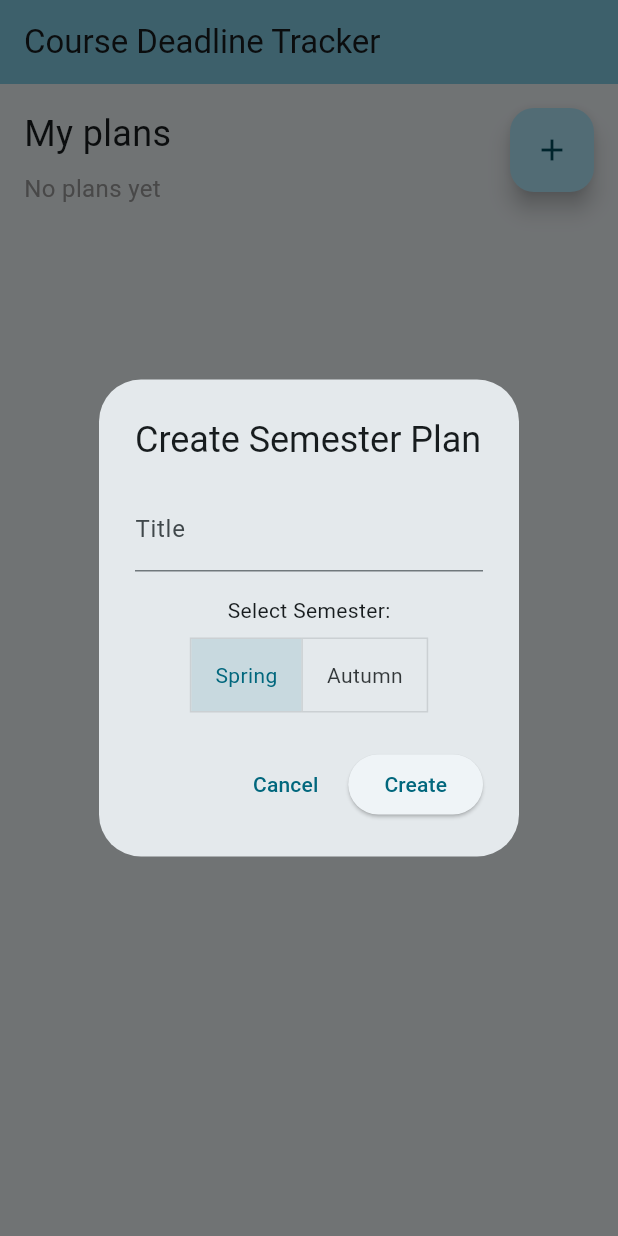
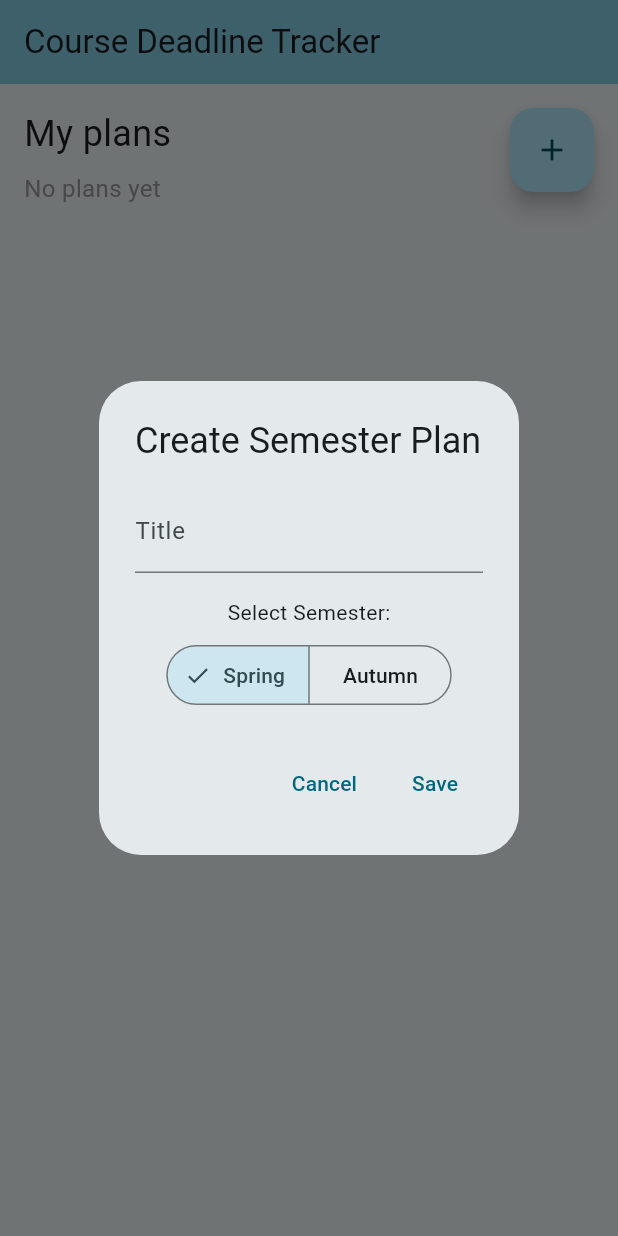
Before and after one commit to aarneaaltonen/course_deadline_tracker, a Flutter app: the screen it shows after launch, after a tap on the "add" icon, on a phone screen of 412 x 824 dp. Run offline on Flutter 3.47's test engine with Material 3 defaults, Android fonts, the phone set to English and light mode, and no system bars; drawn by our look-alikes of flutter_form_builder; our stand-ins replace flutter_dotenv, form_builder_validators, get, hive_ce_flutter; accounts and stored records are empty.

Commit message:
feat: user can change calendar scale factor

```diff
--- /dev/null
+++ b/lib/controllers/scale_factor_controller.dart
@@ -0,0 +1,28 @@
+import 'package:get/get.dart';
+import 'package:hive_ce_flutter/hive_flutter.dart';
+
+class ScaleFactorController {
+  final storage = Hive.box('storage');
+
+  RxInt scaleFactor = 8.obs;
+
+  ScaleFactorController() {
+    if (storage.get('scaleFactor') == null) {
+      storage.put('scaleFactor', 8);
+    }
+    scaleFactor.value = storage.get('scaleFactor') as int;
+  }
+
+  void _save() {
+    storage.put('scaleFactor', scaleFactor.value);
+  }
+
+  void setScaleFactor(int value) {
+    scaleFactor.value = value;
+  }
+
+  void setAndSaveScaleFactor(int value) {
+    setScaleFactor(value);
+    _save();
+  }
+}
--- a/lib/main.dart
+++ b/lib/main.dart
@@ -1,6 +1,7 @@
 import 'dart:ui';
 
 import 'package:aalto_course_tracker/controllers/courses_controller.dart';
+import 'package:aalto_course_tracker/controllers/scale_factor_controller.dart';
 import 'package:aalto_course_tracker/controllers/semester_plan_controller.dart';
 import 'package:flutter/material.dart';
 import 'package:flutter_dotenv/flutter_dotenv.dart';
@@ -14,6 +15,7 @@ Future<void> main() async {
   await Hive.initFlutter();
   await Hive.openBox('storage');
   await dotenv.load(fileName: ".env");
+  Get.put<ScaleFactorController>(ScaleFactorController());
   Get.put<DeadlineController>(DeadlineController());
   Get.put<CourseController>(CourseController());
   Get.put<SemesterPlanController>(SemesterPlanController());
@@ -35,7 +37,9 @@ class MyApp extends StatelessWidget {
             seedColor: const Color.fromARGB(255, 58, 156, 183)),
         useMaterial3: true,
       ),
-      darkTheme: ThemeData.dark(),
+      darkTheme: ThemeData.dark(
+        useMaterial3: true,
+      ),
       // themeMode: ThemeMode.dark,
       initialRoute: '/',
       getPages: [
--- a/lib/widgets/add_semester_plan_button.dart
+++ b/lib/widgets/add_semester_plan_button.dart
@@ -5,12 +5,14 @@ import 'package:flutter_form_builder/flutter_form_builder.dart';
 import '../controllers/semester_plan_controller.dart';
 
 class AddSemesterPlanButton extends StatelessWidget {
+  AddSemesterPlanButton({Key? key}) : super(key: key);
+
   static final _formKey = GlobalKey<FormBuilderState>();
-  final planController = Get.find<SemesterPlanController>();
+  final SemesterPlanController planController =
+      Get.find<SemesterPlanController>();
 
   @override
   Widget build(BuildContext context) {
-    //dont think wee need to inverse control here, form state controller used only here
     final SemesterPlanFormController controller =
         Get.put(SemesterPlanFormController());
 
@@ -20,7 +22,7 @@ class AddSemesterPlanButton extends StatelessWidget {
           context: context,
           builder: (BuildContext context) {
             return AlertDialog(
-              title: Text('Create Semester Plan'),
+              title: const Text('Create Semester Plan'),
               content: SingleChildScrollView(
                 child: FormBuilder(
                   key: _formKey,
@@ -28,65 +30,59 @@ class AddSemesterPlanButton extends StatelessWidget {
                     children: [
                       FormBuilderTextField(
                         name: 'title',
-                        decoration: InputDecoration(
+                        decoration: const InputDecoration(
                           labelText: 'Title',
                         ),
-                        autovalidateMode: AutovalidateMode.always,
+                        autovalidateMode: AutovalidateMode.onUserInteraction,
                         validator: FormBuilderValidators.compose([
                           FormBuilderValidators.required(),
                         ]),
                       ),
-                      SizedBox(height: 16.0),
-                      Text('Select Semester:'),
-                      SizedBox(height: 8.0),
-                      FormBuilderField(
-                        name: 'semester',
-                        initialValue: controller.isSelected.indexOf(true),
-                        builder: (FormFieldState<int> field) {
-                          return Obx(() => ToggleButtons(
-                                isSelected: controller.isSelected,
-                                onPressed: (int index) {
-                                  controller.toggleSelection(index);
-                                  field.didChange(index);
-                                },
-                                children: <Widget>[
-                                  Padding(
-                                    padding: const EdgeInsets.symmetric(
-                                        horizontal: 16.0),
-                                    child: Text('Spring'),
-                                  ),
-                                  Padding(
-                                    padding: const EdgeInsets.symmetric(
-                                        horizontal: 16.0),
-                                    child: Text('Autumn'),
-                                  ),
-                                ],
-                              ));
-                        },
-                      ),
+                      const SizedBox(height: 16.0),
+                      const Text('Select Semester:'),
+                      const SizedBox(height: 8.0),
+                      Obx(() => SegmentedButton<int>(
+                            segments: const <ButtonSegment<int>>[
+                              ButtonSegment(
+                                value: 0,
+                                label: Text('Spring'),
+                              ),
+                              ButtonSegment(
+                                value: 1,
+                                label: Text('Autumn'),
+                              ),
+                            ],
+                            selected: {controller.isSelected.indexOf(true)},
+                            onSelectionChanged: (Set<int> newSelection) {
+                              if (newSelection.isNotEmpty) {
+                                controller.toggleSelection(newSelection.first);
+                              }
+                            },
+                          )),
                     ],
                   ),
                 ),
               ),
               actions: <Widget>[
                 TextButton(
-                  child: Text('Cancel'),
+                  child: const Text('Cancel'),
                   onPressed: () {
                     Navigator.of(context).pop();
                   },
                 ),
-                ElevatedButton(
-                  child: Text('Create'),
+                TextButton(
+                  child: const Text('Save'),
                   onPressed: () {
                     if (_formKey.currentState?.saveAndValidate() ?? false) {
-                      planController.addPlan(
-                        _formKey.currentState?.fields['title']?.value,
-                        controller.isSelected.indexOf(true) == 0
-                            ? 'Spring'
-                            : 'Autumn',
-                      );
-                      _formKey.currentState?.reset();
+                      final title = _formKey.currentState?.value['title'];
+                      final semester = controller.isSelected.indexOf(true);
+                      final semesterName = semester == 0 ? 'Spring' : 'Autumn';
+                      planController.addPlan(title, semesterName);
+
                       Navigator.of(context).pop();
+                    } else {
+                      Get.snackbar(
+                          'Error', 'Please fill all fields correctly.');
                     }
                   },
                 ),
--- a/lib/widgets/course_card.dart
+++ b/lib/widgets/course_card.dart
@@ -6,6 +6,7 @@ import '../constants.dart';
 import '../models/models.dart';
 import 'add_deadline_button.dart';
 
+//these widgets were made with the help of ai, which is why they use stateful widgets instead of getx
 class CourseCard extends StatefulWidget {
   final Course course;
 
--- a/lib/widgets/plan_card.dart
+++ b/lib/widgets/plan_card.dart
@@ -40,7 +40,10 @@ class PlanCard extends StatelessWidget {
             child: Stack(
               children: [
                 ListTile(
-                  title: Text(title),
+                  title: Text(
+                    title,
+                    overflow: TextOverflow.ellipsis,
+                  ),
                   subtitle: Text(semester),
                 ),
                 Positioned(
```
Also changed, not shown: lib/constants.dart (+9 -2 lines), lib/pages/home_page.dart (+41 -0 lines), lib/widgets/course_deadline_grid_container.dart (+90 -15 lines).
